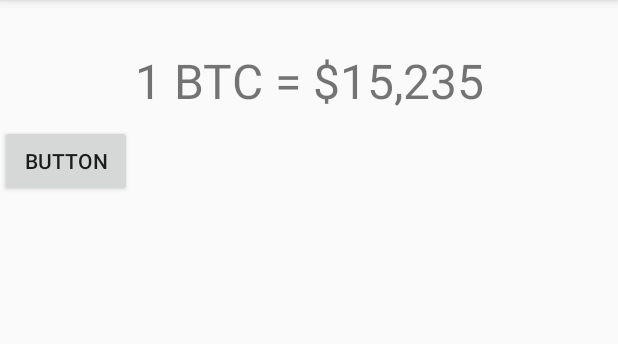
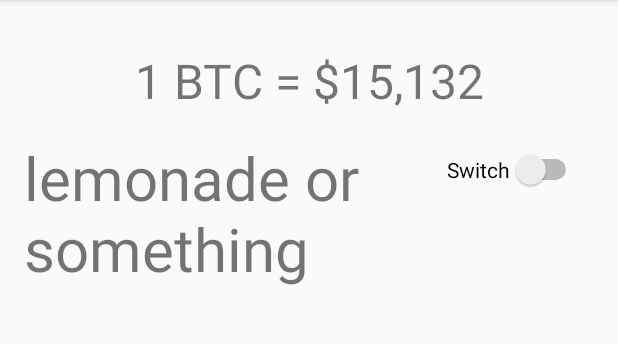
Before and after one commit to samhogan/bitcoin-alarm, an Android app: the screen it shows after launch (MainActivity), on a phone screen of 412 x 824 dp, the part 84-428 px from its top. Run offline under Robolectric (Android 15) with nearby library versions, the phone set to English and light mode, and no system bars.

Commit message:
RecyclerView implemented

```diff
--- /dev/null
+++ b/app/src/main/java/com/samhgames/bitcoinalarm/Alarm.java
@@ -0,0 +1,15 @@
+package com.samhgames.bitcoinalarm;
+
+/**
+ * Created by samho on 1/3/2018.
+ */
+
+public class Alarm
+{
+    //time variable
+
+    private boolean on;
+
+
+
+}
--- /dev/null
+++ b/app/src/main/java/com/samhgames/bitcoinalarm/AlarmAdapter.java
@@ -0,0 +1,65 @@
+package com.samhgames.bitcoinalarm;
+
+import android.support.v7.widget.RecyclerView;
+import android.view.LayoutInflater;
+import android.view.View;
+import android.view.ViewGroup;
+import android.widget.TextView;
+
+import java.util.List;
+
+/**
+ * Created by samho on 1/2/2018.
+ */
+
+public class AlarmAdapter extends RecyclerView.Adapter<AlarmAdapter.AlarmViewHolder>
+{
+
+    private java.util.List<Alarm> alarmList;
+
+    public AlarmAdapter(/*List<Alarm> _alarmList*/)
+    {
+        //alarmList = _alarmList;
+    }
+
+    @Override
+    public int getItemCount()
+    {
+        return 6;//alarmList.size();
+    }
+
+    @Override
+    public AlarmViewHolder onCreateViewHolder(ViewGroup parent, int viewType)
+    {
+        View itemView = LayoutInflater.
+                from(parent.getContext()).
+                inflate(R.layout.alarm_list_item, parent, false);
+
+        return new AlarmViewHolder(itemView);
+    }
+
+    @Override
+    public void onBindViewHolder(AlarmViewHolder holder, int position)
+    {
+        holder.timeTextView.setText("lemonade or something");
+    }
+
+    class AlarmViewHolder extends RecyclerView.ViewHolder
+    {
+        //the text view that holds the time
+        protected TextView timeTextView;
+
+        public AlarmViewHolder(View itemView)
+        {
+            super(itemView);
+            timeTextView = (TextView)itemView.findViewById(R.id.tv_time);
+           // timeTextView.setText("testyo");
+        }
+
+        /*void bind(int listIndex)
+        {
+            ListItemNumberView.setText(listIndex + "");
+        }*/
+
+    }
+}
--- a/app/src/main/java/com/samhgames/bitcoinalarm/MainActivity.java
+++ b/app/src/main/java/com/samhgames/bitcoinalarm/MainActivity.java
@@ -2,14 +2,29 @@ package com.samhgames.bitcoinalarm;
 
 import android.support.v7.app.AppCompatActivity;
 import android.os.Bundle;
+import android.support.v7.widget.LinearLayoutManager;
+import android.support.v7.widget.RecyclerView;
 
 public class MainActivity extends AppCompatActivity
 {
+    RecyclerView alarmRecyclerView;
 
     @Override
     protected void onCreate(Bundle savedInstanceState)
     {
         super.onCreate(savedInstanceState);
-        setContentView(R.layout.activity_main);
+        setContentView(R.layout.maintest);
+
+        alarmRecyclerView = (RecyclerView)findViewById(R.id.rv_alarms);
+        alarmRecyclerView.setHasFixedSize(true);
+
+        LinearLayoutManager llm = new LinearLayoutManager(this);
+        //llm.setOrientation(LinearLayoutManager.VERTICAL);
+        alarmRecyclerView.setLayoutManager(llm);
+
+
+        AlarmAdapter adapter = new AlarmAdapter();
+        alarmRecyclerView.setAdapter(adapter);
+
     }
 }
--- a/app/src/main/res/layout/activity_main.xml
+++ b/app/src/main/res/layout/activity_main.xml
@@ -21,11 +21,13 @@
         app:layout_constraintTop_toTopOf="parent" />
 
     <android.support.v7.widget.RecyclerView
-        android:layout_height="match_parent"
-        android:layout_width="match_parent"
-        android:layout_marginEnd="8dp"
-        android:layout_marginStart="8dp"
+        android:layout_width="0dp"
+        android:layout_height="0dp"
+        android:layout_marginBottom="0dp"
+        android:layout_marginEnd="0dp"
+        android:layout_marginStart="0dp"
         android:layout_marginTop="32dp"
+        app:layout_constraintBottom_toBottomOf="parent"
         app:layout_constraintEnd_toEndOf="parent"
         app:layout_constraintStart_toStartOf="parent"
         app:layout_constraintTop_toBottomOf="@+id/price" />
--- /dev/null
+++ b/app/src/main/res/layout/alarm_list_item.xml
@@ -0,0 +1,27 @@
+<?xml version="1.0" encoding="utf-8"?>
+<android.support.constraint.ConstraintLayout
+    xmlns:android="http://schemas.android.com/apk/res/android"
+    xmlns:app="http://schemas.android.com/apk/res-auto"
+    xmlns:tools="http://schemas.android.com/tools"
+    android:layout_width="match_parent"
+    android:layout_height="match_parent"
+    android:padding="16dp">
+
+    <TextView
+        android:layout_width="match_parent"
+        android:layout_height="wrap_content"
+        android:id="@+id/tv_time"
+        android:textSize="40sp"
+        android:text="6:45 am"/>
+
+    <Switch
+        android:id="@+id/switch1"
+        android:layout_width="wrap_content"
+        android:layout_height="wrap_content"
+        android:layout_marginEnd="8dp"
+        android:layout_marginTop="8dp"
+        android:text="Switch"
+        app:layout_constraintEnd_toEndOf="parent"
+        app:layout_constraintTop_toTopOf="parent" />
+
+</android.support.constraint.ConstraintLayout>
--- a/app/src/main/res/layout/maintest.xml
+++ b/app/src/main/res/layout/maintest.xml
@@ -4,7 +4,7 @@
     android:layout_height="match_parent">
 
     <TextView
-        android:id="@+id/textView"
+        android:id="@+id/tv_price"
         android:layout_width="match_parent"
         android:layout_height="wrap_content"
         android:text="1 BTC = $15,132"
@@ -14,5 +14,6 @@
 
     <android.support.v7.widget.RecyclerView
         android:layout_width="match_parent"
-        android:layout_height="match_parent" />
+        android:layout_height="match_parent"
+        android:id="@+id/rv_alarms"/>
 </LinearLayout>
```
